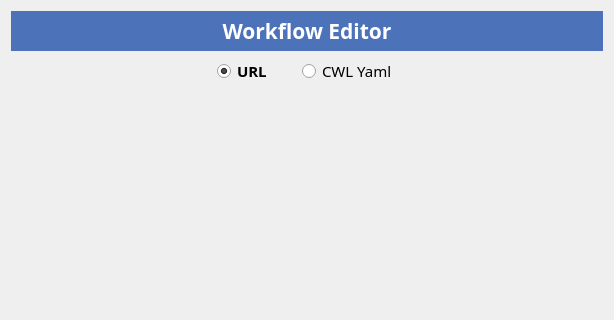
Above: eodh_qgis/ui/wf_editor.ui from EO-DataHub/eodh-qgis before the change; both pictures show x 0 to 614 and y 0 to 320 of the 614 by 467 pixel window. Below: the same form after it.
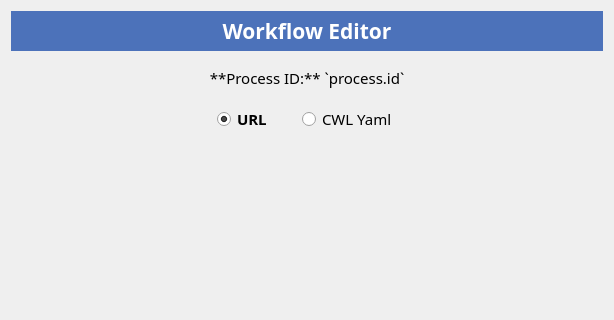
That is the form after the change.

The edit to the form file:
```diff
--- a/eodh_qgis/ui/wf_editor.ui
+++ b/eodh_qgis/ui/wf_editor.ui
@@ -46,6 +46,9 @@
 </string>
   </property>
   <layout class="QVBoxLayout" name="verticalLayout">
+   <property name="spacing">
+    <number>16</number>
+   </property>
    <item>
     <widget class="QLabel" name="label">
      <property name="font">
@@ -69,6 +72,30 @@
      </property>
     </widget>
    </item>
+   <item>
+    <widget class="QLabel" name="proc_label">
+     <property name="enabled">
+      <bool>true</bool>
+     </property>
+     <property name="font">
+      <font>
+       <family>Fira Sans</family>
+       <pointsize>11</pointsize>
+       <weight>50</weight>
+       <bold>false</bold>
+      </font>
+     </property>
+     <property name="text">
+      <string>**Process ID:** `process.id`</string>
+     </property>
+     <property name="textFormat">
+      <enum>Qt::MarkdownText</enum>
+     </property>
+     <property name="alignment">
+      <set>Qt::AlignCenter</set>
+     </property>
+    </widget>
+   </item>
    <item>
     <layout class="QHBoxLayout" name="horizontalLayout">
      <property name="spacing">
```
